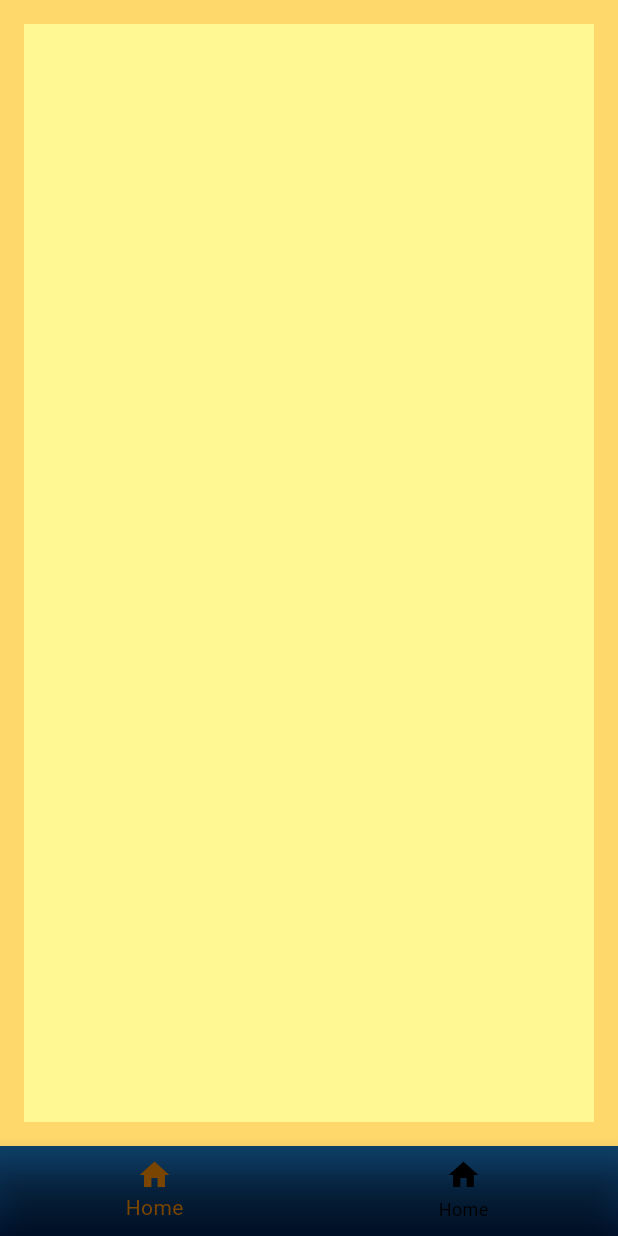
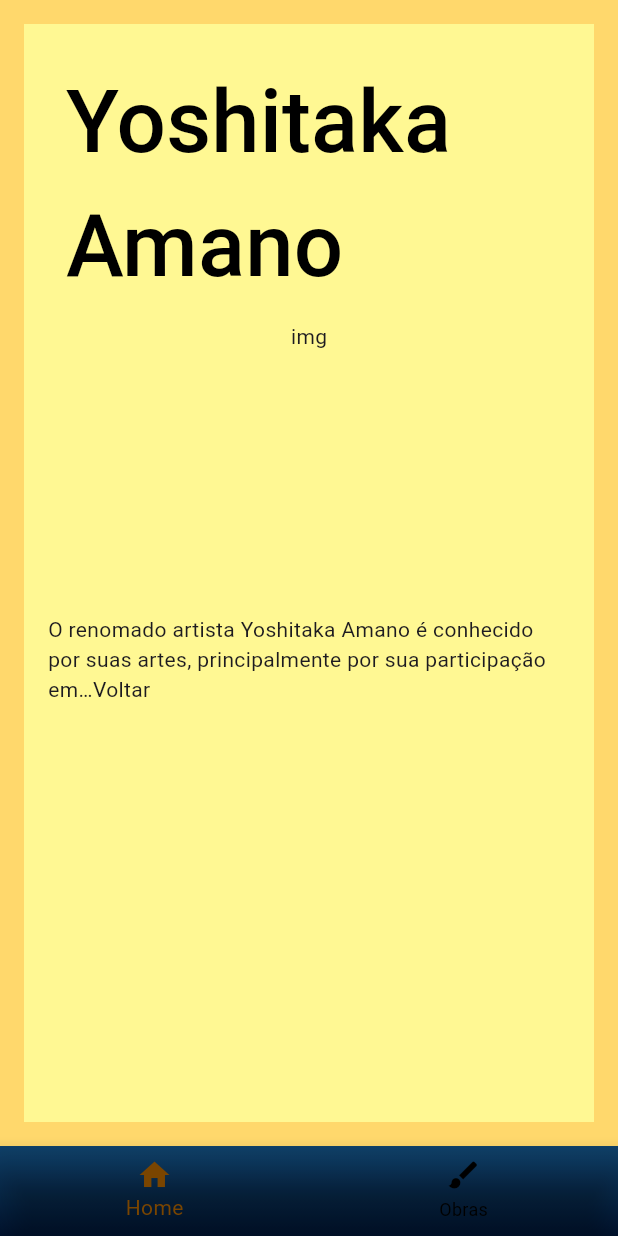
Before and after one commit to LehLapa/YoshitakaAmanoMobile, a Flutter app: the screen it shows after launch, on a phone screen of 412 x 824 dp. Run offline on Flutter 3.47's test engine with Material 3 defaults, Android fonts, the phone set to English and light mode, and no system bars; drawn by our look-alikes of carousel_slider; our stand-ins replace video_player.

Commit message:
edição de arquivos

```diff
--- a/yoshitakaamanoapp/lib/home.dart
+++ b/yoshitakaamanoapp/lib/home.dart
@@ -1,5 +1,7 @@
 import 'package:flutter/material.dart';
+import 'package:yoshitakaamanoapp/biopag.dart';
 import 'package:yoshitakaamanoapp/yoshitaka.dart';
+import 'package:carousel_slider/carousel_slider.dart';
 
 class HomePag extends StatefulWidget {
   const HomePag({super.key});
@@ -14,14 +16,18 @@
     textosPags: [
       'Home',
       'Biografia',
-      'Obras',
       'Sua História',
       'Empresas',
-      'Outros Jogos'
+      'Outros Jogos',
+      'O renomado artista Yoshitaka Amano é conhecido por suas artes, principalmente por sua participação em…'
+      'Voltar'
     ],
     nome: 'Yoshitaka Amano',
     img: [
-      'img'
+      'img',
+      'img2',
+      'img3',
+      'img4'
     ],
     bio: '',
     urlSite: '',
@@ -38,6 +44,42 @@
             color: const Color.fromARGB(255, 255, 248, 147),
             padding: const EdgeInsets.all(16.0),
             margin: const EdgeInsets.all(16.0),
+            child: Column(
+              children: [
+                TextButton(
+                  onPressed: () => Navigator.push(
+                    context,
+                    MaterialPageRoute(
+                      builder: (context) => const BioPag(),
+                      settings: RouteSettings(
+                        arguments: yAmano)
+                    ),
+                  ),
+                  child: Text(
+                    yAmano.nome,
+                    style: const TextStyle(
+                      color: Colors.black,
+                      fontFamily: '',
+                      fontSize: 58,
+                    ),
+                  ),
+                ),
+                CarouselSlider(
+                  options: CarouselOptions(
+                    autoPlay: true,
+                    autoPlayAnimationDuration: const Duration(seconds: 2),
+                    autoPlayInterval: const Duration(seconds: 3)
+                  ),
+                  items: [
+                    Text(yAmano.img[0]),
+                    Text(yAmano.img[1]),
+                    Text(yAmano.img[2]),
+                    Text(yAmano.img[3]),
+                  ],
+                ),
+                Text(yAmano.textosPags[5])
+              ],
+            ),
           ),
         )
       ),
--- a/yoshitakaamanoapp/lib/main.dart
+++ b/yoshitakaamanoapp/lib/main.dart
@@ -5,26 +5,6 @@
 
 void main() {
   runApp(const MyApp());
-}
-
-class Main {
-  final List<String> textos;
-  final List<IconData> icons;
-
-  Main ({
-    required this.textos,
-    required this.icons
-  });
-
-  Widget indexStack(int index){
-    return IndexedStack(
-      index: index,
-      children: const <Widget>[
-        HomePag(),
-        ObrasPag()
-      ],
-    );
-  }
 }
 
 class MyApp extends StatelessWidget {
@@ -47,17 +27,6 @@
 
 class _MainPag extends State<MainPag> {
   int index = 0;
-
-  final Main main = Main(
-    textos: [
-      'Home',
-      'Obras'
-    ],
-    icons: [
-      Icons.home,
-      Icons.brush_rounded
-    ],
-  );
 
   @override
   Widget build(BuildContext context) {
@@ -84,20 +53,26 @@
               unselectedItemColor: Colors.black,
               fixedColor: const Color.fromARGB(255, 122, 69, 0),
               currentIndex: index,
-              items: [
+              items: const [
                 BottomNavigationBarItem(
-                  icon: Icon(main.icons[0]),
-                  label: main.textos[0]
+                  icon: Icon(Icons.home),
+                  label: 'Home'
                 ),
                 BottomNavigationBarItem(
-                  icon: Icon(main.icons[0]),
-                  label: main.textos[0]
+                  icon: Icon(Icons.brush),
+                  label: 'Obras'
                 )
               ]
             )
           ],
         ),
-        body: main.indexStack(index)
+        body: IndexedStack(
+          index: index,
+          children: const <Widget>[
+            HomePag(),
+            ObrasPag()
+          ],
+        )
       ),
     );
   }
--- a/yoshitakaamanoapp/lib/obraspag.dart
+++ b/yoshitakaamanoapp/lib/obraspag.dart
@@ -19,15 +19,14 @@
             color: const Color.fromARGB(255, 255, 248, 147),
             padding: const EdgeInsets.all(16.0),
             margin: const EdgeInsets.all(16.0),
-            child: Column(
+            child: const Column(
               children: [
                 /*CarouselSlider(
                   items: [],
                   options: ,
                 ),
                 CarouselSlider(items: [items], options: options)*/
-                const Text('yAmano.textosPags[2]'),
-                Image.asset('name')
+                Text('yAmano.textosPags[2]'),
               ],
             ),
           ),
```
Also changed, not shown: yoshitakaamanoapp/lib/biopag.dart (+18 -10 lines).
